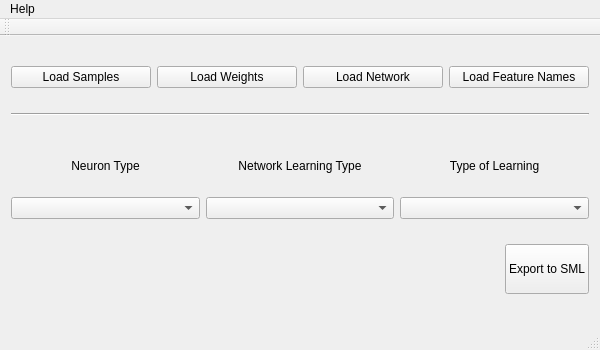
Above: smlgui/gui/export.ui from akshaybabloo/SML-GUI before the change. Below: the same form after it.
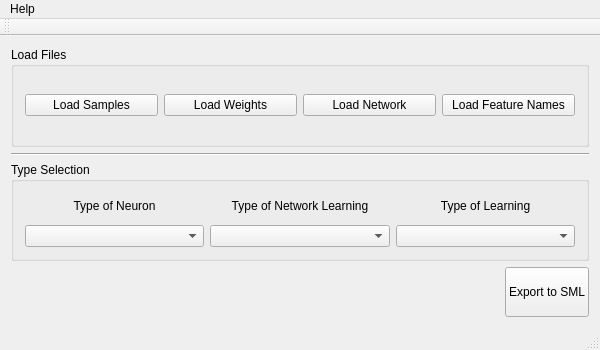
That is the form after the change.

Commit message: group box added and typos corrected

Diff of the .ui file:
```diff
--- a/smlgui/gui/export.ui
+++ b/smlgui/gui/export.ui
@@ -22,137 +22,6 @@
       </property>
      </widget>
     </item>
-    <item row="0" column="0">
-     <layout class="QHBoxLayout" name="horizontalLayout">
-      <item>
-       <widget class="QPushButton" name="load_samples_button">
-        <property name="toolTip">
-         <string comment="test">Loads all samples starting with sam1_*.csv</string>
-        </property>
-        <property name="toolTipDuration">
-         <number>-1</number>
-        </property>
-        <property name="text">
-         <string>Load Samples</string>
-        </property>
-       </widget>
-      </item>
-      <item>
-       <widget class="QPushButton" name="load_weights">
-        <property name="toolTip">
-         <string extracomment="Loads weights (optional)"/>
-        </property>
-        <property name="text">
-         <string>Load Weights</string>
-        </property>
-       </widget>
-      </item>
-      <item>
-       <widget class="QPushButton" name="load_network">
-        <property name="text">
-         <string>Load Network</string>
-        </property>
-       </widget>
-      </item>
-      <item>
-       <widget class="QPushButton" name="load_feature_names">
-        <property name="text">
-         <string>Load Feature Names</string>
-        </property>
-       </widget>
-      </item>
-     </layout>
-    </item>
-    <item row="2" column="0">
-     <layout class="QVBoxLayout" name="verticalLayout">
-      <item>
-       <layout class="QHBoxLayout" name="horizontalLayout_4">
-        <item>
-         <widget class="QLabel" name="label_3">
-          <property name="maximumSize">
-           <size>
-            <width>16777215</width>
-            <height>50</height>
-           </size>
-          </property>
-          <property name="text">
-           <string>Neuron Type</string>
-          </property>
-          <property name="alignment">
-           <set>Qt::AlignCenter</set>
-          </property>
-         </widget>
-        </item>
-        <item>
-         <widget class="QLabel" name="label_2">
-          <property name="maximumSize">
-           <size>
-            <width>16777215</width>
-            <height>50</height>
-           </size>
-          </property>
-          <property name="text">
-           <string>Network Learning Type</string>
-          </property>
-          <property name="alignment">
-           <set>Qt::AlignCenter</set>
-          </property>
-         </widget>
-        </item>
-        <item>
-         <widget class="QLabel" name="label">
-          <property name="maximumSize">
-           <size>
-            <width>16777215</width>
-            <height>50</height>
-           </size>
-          </property>
-          <property name="text">
-           <string>Type of Learning</string>
-          </property>
-          <property name="alignment">
-           <set>Qt::AlignCenter</set>
-          </property>
-         </widget>
-        </item>
-       </layout>
-      </item>
-      <item>
-       <layout class="QHBoxLayout" name="horizontalLayout_2">
-        <item>
-         <widget class="QComboBox" name="neuron_type">
-          <property name="minimumSize">
-           <size>
-            <width>0</width>
-            <height>20</height>
-           </size>
-          </property>
-         </widget>
-        </item>
-        <item>
-         <widget class="QComboBox" name="learning_type">
-          <property name="minimumSize">
-           <size>
-            <width>0</width>
-            <height>20</height>
-           </size>
-          </property>
-         </widget>
-        </item>
-        <item>
-         <widget class="QComboBox" name="learning_way">
-          <property name="minimumSize">
-           <size>
-            <width>0</width>
-            <height>20</height>
-           </size>
-          </property>
-         </widget>
-        </item>
-       </layout>
-      </item>
-     </layout>
-    </item>
     <item row="4" column="0">
      <layout class="QHBoxLayout" name="horizontalLayout_3">
       <item>
@@ -183,6 +52,155 @@
       </item>
      </layout>
     </item>
+    <item row="2" column="0">
+     <widget class="QGroupBox" name="groupBox_2">
+      <property name="title">
+       <string>Type Selection</string>
+      </property>
+      <layout class="QGridLayout" name="gridLayout_3">
+       <item row="0" column="0">
+        <layout class="QVBoxLayout" name="verticalLayout">
+         <item>
+          <layout class="QHBoxLayout" name="horizontalLayout_4">
+           <item>
+            <widget class="QLabel" name="label_3">
+             <property name="maximumSize">
+              <size>
+               <width>16777215</width>
+               <height>50</height>
+              </size>
+             </property>
+             <property name="text">
+              <string>Type of Neuron</string>
+             </property>
+             <property name="alignment">
+              <set>Qt::AlignCenter</set>
+             </property>
+            </widget>
+           </item>
+           <item>
+            <widget class="QLabel" name="label_2">
+             <property name="maximumSize">
+              <size>
+               <width>16777215</width>
+               <height>50</height>
+              </size>
+             </property>
+             <property name="text">
+              <string>Type of Network Learning</string>
+             </property>
+             <property name="alignment">
+              <set>Qt::AlignCenter</set>
+             </property>
+            </widget>
+           </item>
+           <item>
+            <widget class="QLabel" name="label">
+             <property name="maximumSize">
+              <size>
+               <width>16777215</width>
+               <height>50</height>
+              </size>
+             </property>
+             <property name="text">
+              <string>Type of Learning</string>
+             </property>
+             <property name="alignment">
+              <set>Qt::AlignCenter</set>
+             </property>
+            </widget>
+           </item>
+          </layout>
+         </item>
+         <item>
+          <layout class="QHBoxLayout" name="horizontalLayout_2">
+           <item>
+            <widget class="QComboBox" name="neuron_type">
+             <property name="minimumSize">
+              <size>
+               <width>0</width>
+               <height>20</height>
+              </size>
+             </property>
+            </widget>
+           </item>
+           <item>
+            <widget class="QComboBox" name="learning_type">
+             <property name="minimumSize">
+              <size>
+               <width>0</width>
+               <height>20</height>
+              </size>
+             </property>
+            </widget>
+           </item>
+           <item>
+            <widget class="QComboBox" name="learning_way">
+             <property name="minimumSize">
+              <size>
+               <width>0</width>
+               <height>20</height>
+              </size>
+             </property>
+            </widget>
+           </item>
+          </layout>
+         </item>
+        </layout>
+       </item>
+      </layout>
+     </widget>
+    </item>
+    <item row="0" column="0">
+     <widget class="QGroupBox" name="groupBox">
+      <property name="title">
+       <string>Load Files</string>
+      </property>
+      <layout class="QGridLayout" name="gridLayout_2">
+       <item row="0" column="0">
+        <layout class="QHBoxLayout" name="horizontalLayout">
+         <item>
+          <widget class="QPushButton" name="load_samples_button">
+           <property name="toolTip">
+            <string comment="test">Loads all samples starting with sam1_*.csv</string>
+           </property>
+           <property name="toolTipDuration">
+            <number>-1</number>
+           </property>
+           <property name="text">
+            <string>Load Samples</string>
+           </property>
+          </widget>
+         </item>
+         <item>
+          <widget class="QPushButton" name="load_weights">
+           <property name="toolTip">
+            <string extracomment="Loads weights (optional)"/>
+           </property>
+           <property name="text">
+            <string>Load Weights</string>
+           </property>
+          </widget>
+         </item>
+         <item>
+          <widget class="QPushButton" name="load_network">
+           <property name="text">
+            <string>Load Network</string>
+           </property>
+          </widget>
+         </item>
+         <item>
+          <widget class="QPushButton" name="load_feature_names">
+           <property name="text">
+            <string>Load Feature Names</string>
+           </property>
+          </widget>
+         </item>
+        </layout>
+       </item>
+      </layout>
+     </widget>
+    </item>
    </layout>
   </widget>
   <widget class="QMenuBar" name="menuBar">
```
